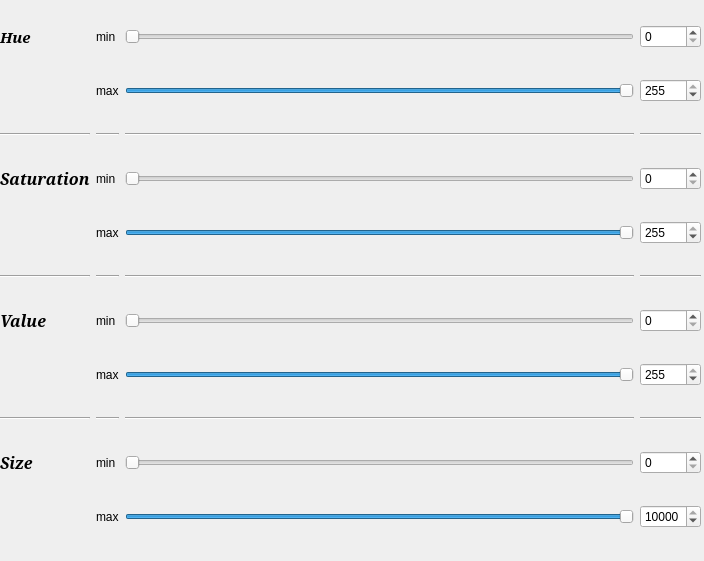
Old version of the form gui/ui/object_params.ui in the repository PML30robot/aips.
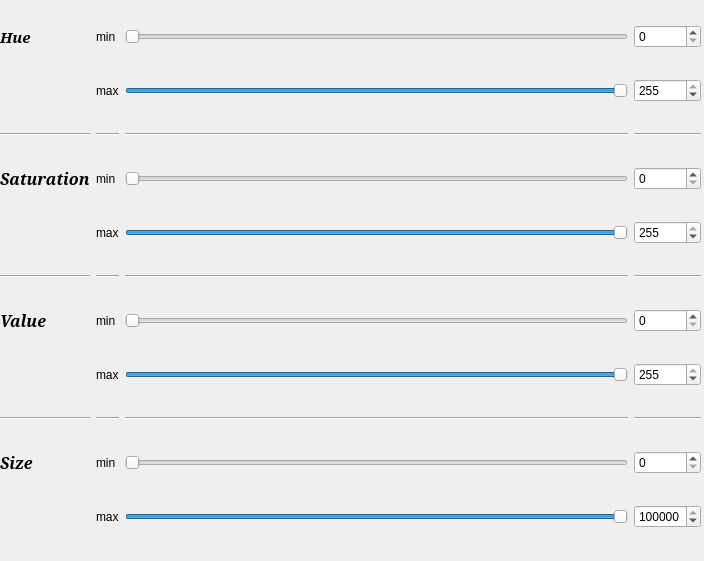
New version of the form.

```diff
--- a/gui/ui/object_params.ui
+++ b/gui/ui/object_params.ui
@@ -316,7 +316,7 @@
        <cursorShape>IBeamCursor</cursorShape>
       </property>
       <property name="maximum">
-       <number>10000</number>
+       <number>500000</number>
       </property>
      </widget>
     </item>
@@ -326,10 +326,10 @@
        <cursorShape>IBeamCursor</cursorShape>
       </property>
       <property name="maximum">
-       <number>10000</number>
+       <number>500000</number>
       </property>
       <property name="value">
-       <number>10000</number>
+       <number>500000</number>
       </property>
      </widget>
     </item>
@@ -442,7 +442,7 @@
        <set>Qt::ImhFormattedNumbersOnly</set>
       </property>
       <property name="maximum">
-       <number>10000</number>
+       <number>500000</number>
       </property>
       <property name="orientation">
        <enum>Qt::Horizontal</enum>
@@ -458,10 +458,10 @@
        <set>Qt::ImhFormattedNumbersOnly</set>
       </property>
       <property name="maximum">
-       <number>10000</number>
+       <number>500000</number>
       </property>
       <property name="value">
-       <number>10000</number>
+       <number>500000</number>
       </property>
       <property name="orientation">
        <enum>Qt::Horizontal</enum>
```
